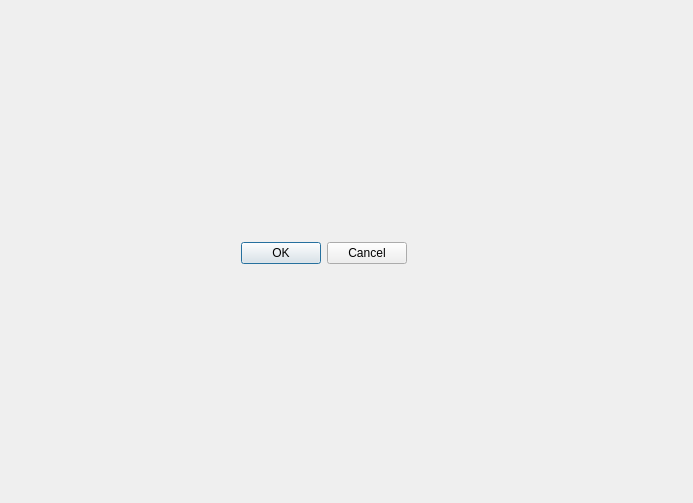
First picture: the form in ui/settingsdialog/settingsdialog.ui, repository shawn-sss/backtrack, before the edit.
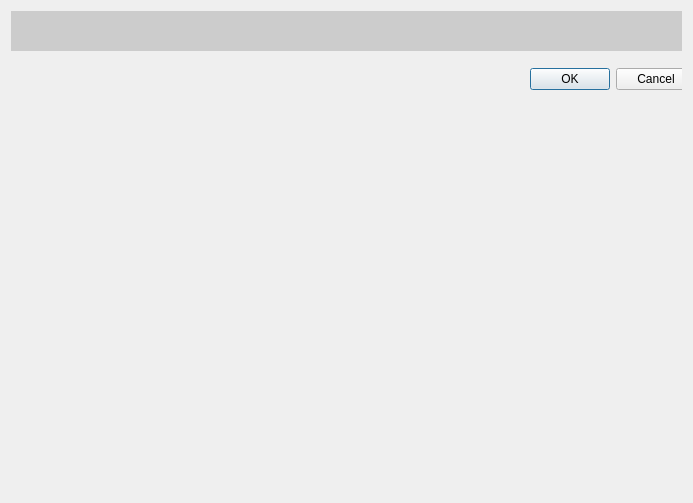
Second picture: the form after the edit.

The edit to the form file:
```diff
--- a/ui/settingsdialog/settingsdialog.ui
+++ b/ui/settingsdialog/settingsdialog.ui
@@ -14,14 +14,40 @@
    <string>Dialog</string>
   </property>
   <layout class="QVBoxLayout" name="verticalLayout">
+   <item>
+    <widget class="QWidget" name="titleBarContainer" native="true">
+     <property name="sizePolicy">
+      <sizepolicy hsizetype="Expanding" vsizetype="Fixed">
+       <horstretch>0</horstretch>
+       <verstretch>0</verstretch>
+      </sizepolicy>
+     </property>
+     <property name="minimumSize">
+      <size>
+       <width>0</width>
+       <height>40</height>
+      </size>
+     </property>
+     <property name="maximumSize">
+      <size>
+       <width>16777215</width>
+       <height>40</height>
+      </size>
+     </property>
+     <property name="styleSheet">
+      <string notr="true">background-color: #cccccc;
+</string>
+     </property>
+    </widget>
+   </item>
    <item>
     <widget class="QWidget" name="centralwidget" native="true">
      <widget class="QDialogButtonBox" name="buttonBox">
       <property name="geometry">
        <rect>
-        <x>230</x>
-        <y>230</y>
-        <width>166</width>
+        <x>10</x>
+        <y>10</y>
+        <width>675</width>
         <height>24</height>
        </rect>
       </property>
@@ -32,28 +58,6 @@
        <set>QDialogButtonBox::StandardButton::Cancel|QDialogButtonBox::StandardButton::Ok</set>
       </property>
      </widget>
-     <widget class="QWidget" name="titleBarContainer" native="true">
-      <property name="geometry">
-       <rect>
-        <x>0</x>
-        <y>0</y>
-        <width>675</width>
-        <height>30</height>
-       </rect>
-      </property>
-      <property name="sizePolicy">
-       <sizepolicy hsizetype="Expanding" vsizetype="Fixed">
-        <horstretch>0</horstretch>
-        <verstretch>0</verstretch>
-       </sizepolicy>
-      </property>
-      <property name="minimumSize">
-       <size>
-        <width>30</width>
-        <height>30</height>
-       </size>
-      </property>
-     </widget>
     </widget>
    </item>
   </layout>
```
